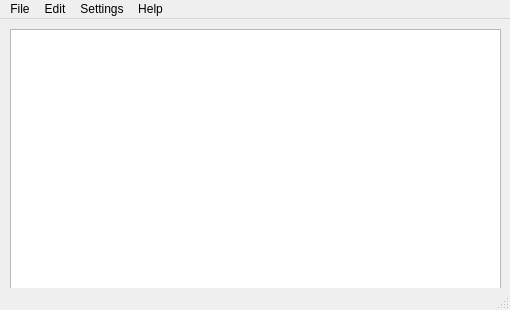
This is src/dialog/stylerwindow.ui in takashiro/CWizard as Qt 5 draws it before an edit. The edited form follows.
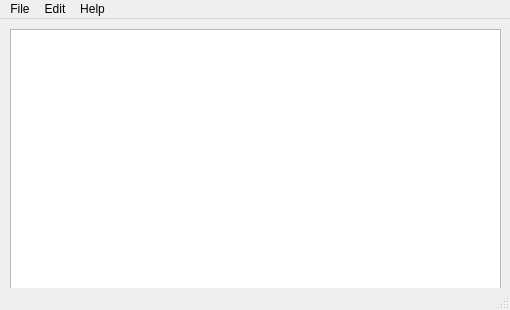
This is the edited form.

Commit message: Link Settings Button of Ctyler, add shortcuts for Cstyler

What changed in the file:
```diff
--- a/src/dialog/stylerwindow.ui
+++ b/src/dialog/stylerwindow.ui
@@ -89,14 +89,8 @@
     </property>
     <addaction name="actionContextHelp"/>
    </widget>
-   <widget class="QMenu" name="menuSettings">
-    <property name="title">
-     <string>Settings</string>
-    </property>
-   </widget>
    <addaction name="menuFile"/>
    <addaction name="menuEdit"/>
-   <addaction name="menuSettings"/>
    <addaction name="menuHelp"/>
   </widget>
   <widget class="QStatusBar" name="statusbar"/>
```
Left out of the diff: 27 changed lines with no effect on the pictures. The commit also changes 2 other files.
